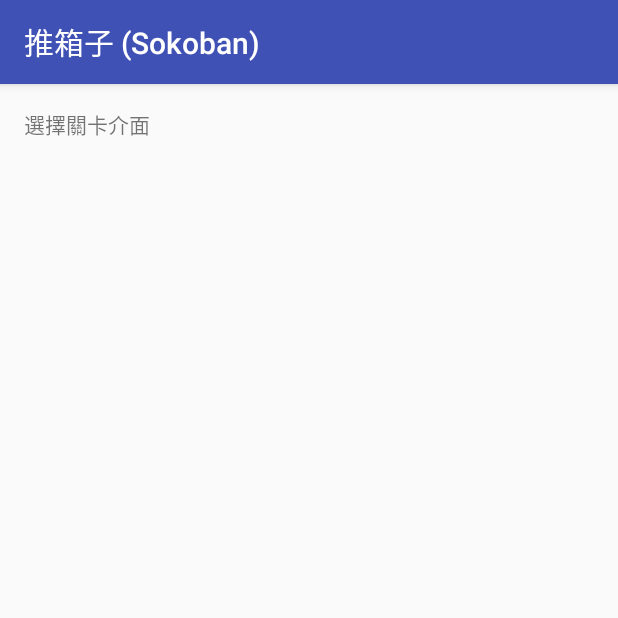
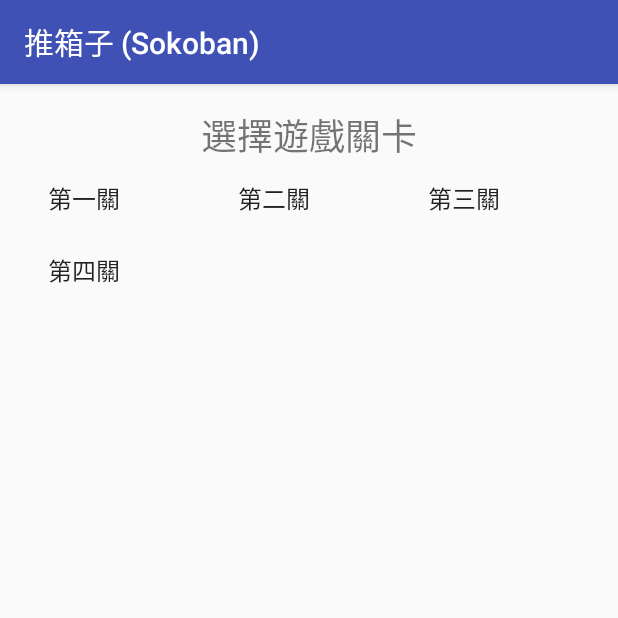
Before and after one commit to ywchiao/sokoban, an Android app: the GameLevelActivity screen opened directly, with no data from a screen before it, on a phone screen of 412 x 824 dp, the top half of it. Run offline under Robolectric (Android 15) with nearby library versions, the phone set to English and light mode, and no system bars.

Commit message:
加上 GridView

```diff
--- a/app/build.gradle
+++ b/app/build.gradle
@@ -8,7 +8,7 @@ android {
         minSdkVersion 15
         targetSdkVersion 26
         versionCode 1
-        versionName "1.0"
+        versionName '1.0.0'
         testInstrumentationRunner "android.support.test.runner.AndroidJUnitRunner"
     }
     buildTypes {
@@ -17,10 +17,16 @@ android {
             proguardFiles getDefaultProguardFile('proguard-android.txt'), 'proguard-rules.pro'
         }
     }
+    compileOptions {
+        sourceCompatibility JavaVersion.VERSION_1_7
+        targetCompatibility JavaVersion.VERSION_1_7
+    }
+    productFlavors {
+    }
 }
 
 dependencies {
-    compile fileTree(dir: 'libs', include: ['*.jar'])
+    compile fileTree(include: ['*.jar'], dir: 'libs')
     androidTestCompile('com.android.support.test.espresso:espresso-core:2.2.2', {
         exclude group: 'com.android.support', module: 'support-annotations'
     })
--- a/app/src/main/java/io/tut/sokoban/GameLevelActivity.java
+++ b/app/src/main/java/io/tut/sokoban/GameLevelActivity.java
@@ -2,12 +2,21 @@ package io.tut.sokoban;
 
 import android.support.v7.app.AppCompatActivity;
 import android.os.Bundle;
+import android.widget.ArrayAdapter;
+import android.widget.GridView;
 
 public class GameLevelActivity extends AppCompatActivity {
+
+    String [] levelList = new String[] {"第一關", "第二關", "第三關", "第四關"};
 
     @Override
     protected void onCreate(Bundle savedInstanceState) {
         super.onCreate(savedInstanceState);
         setContentView(R.layout.activity_game_level);
+
+        GridView gv_levels = (GridView) findViewById(R.id.gv_game_levels);
+
+        ArrayAdapter<String> arrayAdapter = new ArrayAdapter<>(this, android.R.layout.simple_list_item_1, levelList);
+        gv_levels.setAdapter(arrayAdapter);
     }
 }
--- a/app/src/main/java/io/tut/sokoban/MainActivity.java
+++ b/app/src/main/java/io/tut/sokoban/MainActivity.java
@@ -5,7 +5,6 @@ import android.support.v7.app.AppCompatActivity;
 import android.os.Bundle;
 import android.view.View;
 import android.widget.Button;
-import android.widget.Toast;
 
 public class MainActivity extends AppCompatActivity {
 
--- a/app/src/main/res/layout/activity_game_level.xml
+++ b/app/src/main/res/layout/activity_game_level.xml
@@ -10,11 +10,19 @@
     tools:context="io.tut.sokoban.GameLevelActivity">
 
     <TextView
-        android:id="@+id/textView2"
-        android:layout_width="wrap_content"
+        android:id="@+id/tv_select_game_level"
+        android:layout_width="match_parent"
         android:layout_height="wrap_content"
-        android:layout_alignParentLeft="true"
-        android:layout_alignParentStart="true"
-        android:layout_alignParentTop="true"
-        android:text="@string/str_game_level" />
+        android:gravity="center"
+        android:text="@string/str_game_level"
+        android:textSize="24sp" />
+
+    <GridView
+        android:id="@+id/gv_game_levels"
+        android:layout_width="match_parent"
+        android:layout_height="match_parent"
+        android:numColumns="3"
+        android:layout_below="@+id/tv_select_game_level"
+        >
+        </GridView>
 </RelativeLayout>
--- a/app/src/main/res/values/strings.xml
+++ b/app/src/main/res/values/strings.xml
@@ -5,5 +5,5 @@
     <string name="str_game_intro">遊戲介紹</string>
     <string name="str_game_exit">離開遊戲</string>
     <string name="str_game_intro_desc">推箱子遊戲，又稱「倉庫番（sokoban) 」，玩家需要將箱子推到指定位置來過關。</string>
-    <string name="str_game_level">選擇關卡介面</string>
+    <string name="str_game_level">選擇遊戲關卡</string>
 </resources>
```
